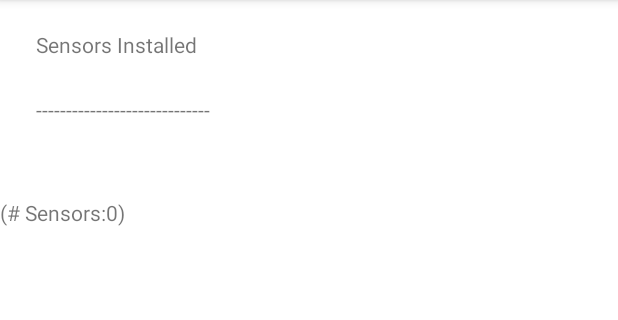
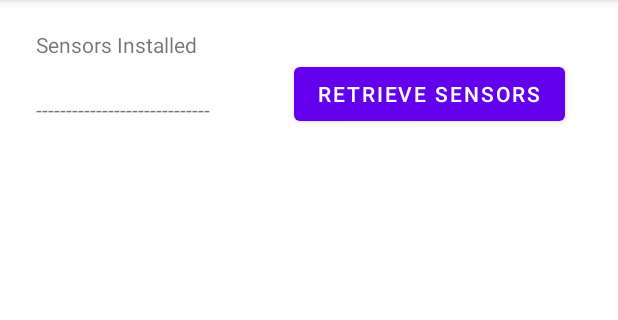
Before and after one commit to ParkJH106/getSensorList, an Android app: the screen it shows after launch (MainActivity), on a phone screen of 412 x 824 dp, the part 84-404 px from its top. Run offline under Robolectric (Android 15) with nearby library versions, the phone set to English and light mode, and no system bars.

Commit message:
get sensor list using scrollview + button

```diff
--- a/app/src/main/java/kr/ac/smu/smart0356/getsensorlist/MainActivity.java
+++ b/app/src/main/java/kr/ac/smu/smart0356/getsensorlist/MainActivity.java
@@ -6,6 +6,8 @@ import android.hardware.Sensor;
 import android.hardware.SensorManager;
 import android.os.Bundle;
 import android.text.method.ScrollingMovementMethod;
+import android.view.View;
+import android.widget.Button;
 import android.widget.TextView;
 
 import java.util.List;
@@ -14,6 +16,7 @@ public class MainActivity extends AppCompatActivity {
     TextView mTxtSensors;
     SensorManager sensorManager;
     List<Sensor> sensorList;
+    Button button;
 
     @Override
     protected void onCreate(Bundle savedInstanceState) {
@@ -22,9 +25,12 @@ public class MainActivity extends AppCompatActivity {
 
         mTxtSensors = findViewById(R.id.txtSensors);
     //  mTxtSensors.setMovementMethod(new ScrollingMovementMethod());
+        button = findViewById(R.id.retrieve_sensors_btn);
 
+        button.setOnClickListener(new View.OnClickListener() {
+            @Override
+            public void onClick(View v) {
                 sensorManager = (SensorManager) getSystemService(SENSOR_SERVICE);
-
                 sensorList = sensorManager.getSensorList((Sensor.TYPE_ALL));
 
                 mTxtSensors.append("(# Sensors:" + sensorList.size() + ")\n\n");
@@ -33,4 +39,6 @@ public class MainActivity extends AppCompatActivity {
                     mTxtSensors.append("Sensor type: " + sensor.getType() + "\n");
                 }
             }
+        });
     }
+}
--- a/app/src/main/res/layout/activity_main.xml
+++ b/app/src/main/res/layout/activity_main.xml
@@ -26,11 +26,13 @@
         app:layout_constraintTop_toBottomOf="@+id/textView1" />
 
     <ScrollView
-        android:layout_width="match_parent"
+        android:id="@+id/scrollView2"
+        android:layout_width="0dp"
         android:layout_height="wrap_content"
         android:layout_marginTop="108dp"
-        app:layout_constraintTop_toTopOf="parent"
-        tools:layout_editor_absoluteX="52dp">
+        app:layout_constraintEnd_toEndOf="parent"
+        app:layout_constraintStart_toStartOf="parent"
+        app:layout_constraintTop_toTopOf="parent">
 
         <LinearLayout
             android:layout_width="match_parent"
@@ -46,4 +48,14 @@
         </LinearLayout>
     </ScrollView>
 
+    <Button
+        android:id="@+id/retrieve_sensors_btn"
+        android:layout_width="wrap_content"
+        android:layout_height="wrap_content"
+        android:layout_marginEnd="35dp"
+        android:layout_marginBottom="21dp"
+        android:text="Retrieve Sensors"
+        app:layout_constraintBottom_toTopOf="@+id/scrollView2"
+        app:layout_constraintEnd_toEndOf="parent" />
+
 </androidx.constraintlayout.widget.ConstraintLayout>
```
Lines whose indentation alone changed are shown as unchanged.
